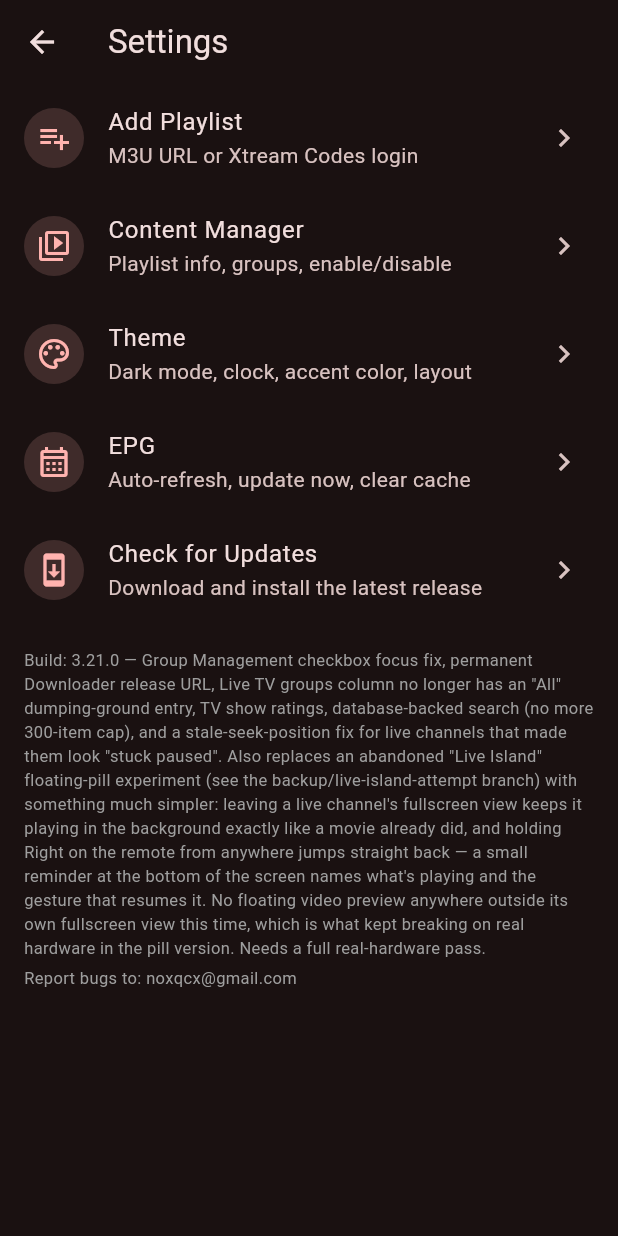
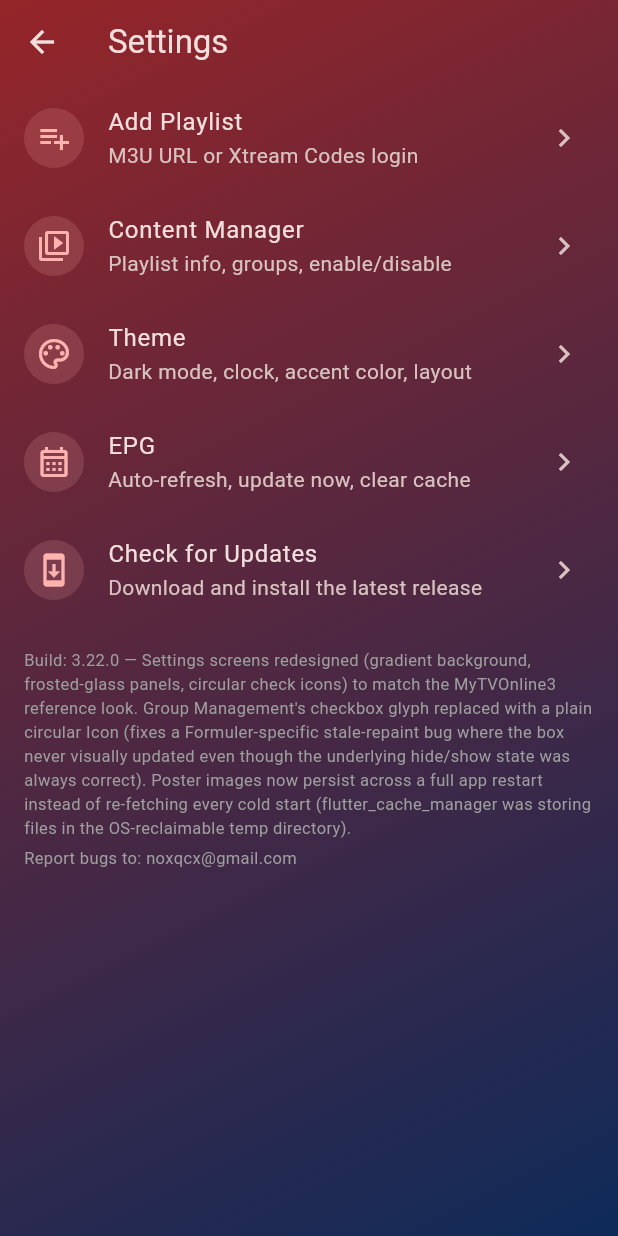
Before and after one commit to NoXqc/NoXPlayer, a Flutter app: the SettingsMenuScreen screen opened directly, on a phone screen of 412 x 824 dp. Run offline on Flutter 3.47's test engine with Material 3 defaults, Android fonts, the phone set to English and light mode, and no system bars; our stand-ins replace cached_network_image, file, flutter_cache_manager, package_info_plus, shared_preferences, sqflite and 1 more; missing offline and left inert: video_player_hdr; accounts and stored records are empty; network calls fail; statements that could not run were skipped.

Commit message:
v3.22.0: Vibrant gradient redesign for Settings + main panel, poster cache fix, checkbox repaint fix
- Every Settings screen now shares SettingsScaffold/SettingsPanel: a bright
  saturated two-color diagonal gradient (keyed off the user's chosen
  palette) behind frosted-glass panels, replacing the flat near-black
  "terminal" look, matching a MyTVOnline3 reference.
- Group Management's checkbox glyph switched to a bare circular Icon,
  fixing a Formuler-specific stale-repaint bug where the box never
  visually updated even though the underlying hide/show state was
  always correct.
- The main Live TV/Movies/TV Shows screen now reuses the same gradient
  background (was a much more muted 3-stop blend), and its live video
  preview pane gets a rounded, bordered frame instead of a plain
  hard-edged rectangle sitting directly on the gradient.
- Poster/logo images now persist across a full app restart instead of
  re-fetching every cold start: flutter_cache_manager's default
  FileSystem was storing cache files in OS-reclaimable storage while
  its own metadata index lived somewhere persistent, so they'd drift
  out of sync. A custom FileSystem rooted at a persistent directory,
  installed globally via CachedNetworkImageProvider.defaultCacheManager,
  fixes it.

Co-Authored-By: Claude Sonnet 5 <noreply@anthropic.com>
Claude-Session: https://claude.ai/code/session_01G2bMTPqaDHG9y1tft67vTr

```diff
--- a/lib/screens/settings/add_playlist_screen.dart
+++ b/lib/screens/settings/add_playlist_screen.dart
@@ -11,6 +11,7 @@ import '../../utils/tv_theme.dart';
 import '../../utils/xtream.dart';
 import '../../widgets/mode_button.dart';
 import '../../widgets/section_label.dart';
+import '../../widgets/settings_scaffold.dart';
 import '../catalog_sync_screen.dart';
 import 'group_management_screen.dart';
 
@@ -323,8 +324,8 @@ class _AddPlaylistScreenState extends State<AddPlaylistScreen> {
   Widget build(BuildContext context) {
     final playlist = context.watch<PlaylistManager>();
 
-    return withTvThemeIfNeeded(context, (context) => Scaffold(
-      appBar: AppBar(title: const Text('Add Playlist')),
+    return withTvThemeIfNeeded(context, (context) => SettingsScaffold(
+      title: 'Add Playlist',
       // No custom D-pad handling for anything but the text fields' own
       // Next/Done wiring above — see SettingsMenuScreen's doc comment for
       // why: plain Flutter default focus traversal is what actually
--- a/lib/screens/settings/check_updates_screen.dart
+++ b/lib/screens/settings/check_updates_screen.dart
@@ -3,6 +3,7 @@ import 'package:package_info_plus/package_info_plus.dart';
 
 import '../../services/app_update_service.dart';
 import '../../utils/tv_theme.dart';
+import '../../widgets/settings_scaffold.dart';
 
 /// Settings > Check for Updates — the in-app replacement for a Play Store
 /// auto-update, since this is a sideloaded app with no store distribution.
@@ -116,8 +117,8 @@ class _CheckUpdatesScreenState extends State<CheckUpdatesScreen> {
 
   @override
   Widget build(BuildContext context) {
-    return withTvThemeIfNeeded(context, (context) => Scaffold(
-      appBar: AppBar(title: const Text('Check for Updates')),
+    return withTvThemeIfNeeded(context, (context) => SettingsScaffold(
+      title: 'Check for Updates',
       body: ListView(
         padding: const EdgeInsets.all(16),
         children: [
--- a/lib/screens/settings/epg_settings_screen.dart
+++ b/lib/screens/settings/epg_settings_screen.dart
@@ -8,6 +8,7 @@ import '../../services/playlist_manager.dart';
 import '../../services/storage_service.dart';
 import '../../utils/constants.dart';
 import '../../utils/tv_theme.dart';
+import '../../widgets/settings_scaffold.dart';
 import '../catalog_sync_screen.dart';
 
 /// No custom D-pad handling — see SettingsMenuScreen's doc comment for
@@ -77,8 +78,8 @@ class _EpgSettingsScreenState extends State<EpgSettingsScreen> {
   Widget build(BuildContext context) {
     final epg = context.watch<EpgService>();
 
-    return withTvThemeIfNeeded(context, (context) => Scaffold(
-      appBar: AppBar(title: const Text('EPG')),
+    return withTvThemeIfNeeded(context, (context) => SettingsScaffold(
+      title: 'EPG',
       body: ListView(
           padding: const EdgeInsets.all(16),
           children: [
--- a/lib/screens/settings/settings_menu_screen.dart
+++ b/lib/screens/settings/settings_menu_screen.dart
@@ -2,6 +2,7 @@ import 'package:flutter/material.dart';
 
 import '../../utils/constants.dart';
 import '../../utils/tv_theme.dart';
+import '../../widgets/settings_scaffold.dart';
 import 'add_playlist_screen.dart';
 import 'check_updates_screen.dart';
 import 'content_manager_screen.dart';
@@ -28,8 +29,8 @@ class SettingsMenuScreen extends StatelessWidget {
 
   @override
   Widget build(BuildContext context) {
-    return withTvThemeIfNeeded(context, (context) => Scaffold(
-      appBar: AppBar(title: const Text('Settings')),
+    return withTvThemeIfNeeded(context, (context) => SettingsScaffold(
+      title: 'Settings',
       body: ListView(
         children: [
           _MenuTile(
--- a/lib/screens/settings/theme_screen.dart
+++ b/lib/screens/settings/theme_screen.dart
@@ -7,6 +7,7 @@ import '../../utils/constants.dart';
 import '../../utils/tv_theme.dart';
 import '../../widgets/mode_button.dart';
 import '../../widgets/section_label.dart';
+import '../../widgets/settings_scaffold.dart';
 import '../../widgets/tv_switch_list_tile.dart';
 
 /// Appearance + layout — grouped together since "what does this look like"
@@ -25,8 +26,8 @@ class ThemeScreen extends StatelessWidget {
   Widget build(BuildContext context) {
     final prefs = context.watch<AppPreferences>();
 
-    return withTvThemeIfNeeded(context, (context) => Scaffold(
-      appBar: AppBar(title: const Text('Theme')),
+    return withTvThemeIfNeeded(context, (context) => SettingsScaffold(
+      title: 'Theme',
       body: ListView(
         padding: const EdgeInsets.all(16),
         children: [
--- /dev/null
+++ b/lib/services/persistent_image_cache.dart
@@ -0,0 +1,67 @@
+import 'package:cached_network_image/cached_network_image.dart';
+// `file`'s own `FileSystem` isn't used here — just `File`/`LocalFileSystem`
+// — and it collides with flutter_cache_manager's identically-named
+// abstract class below, which is the one actually being implemented.
+import 'package:file/file.dart' hide FileSystem;
+import 'package:file/local.dart';
+import 'package:flutter_cache_manager/flutter_cache_manager.dart';
+import 'package:path/path.dart' as p;
+import 'package:path_provider/path_provider.dart';
+
+/// `CachedNetworkImage`'s own default cache manager splits its cache
+/// across two different kinds of storage in a way that quietly breaks on
+/// Android: the cache *index* (which URL maps to which file, and whether
+/// it's still fresh) lives under `getApplicationSupportDirectory()` — a
+/// location the OS never touches on its own — but the actual cached
+/// image *files* live under `getTemporaryDirectory()`, which on Android
+/// is `context.cacheDir`: storage the OS is explicitly documented to
+/// reclaim under its own judgment, independent of anything the app does,
+/// and does so more aggressively the less free storage a device has.
+///
+/// Confirmed directly on a real box: posters already fetched and shown
+/// once still had to be re-downloaded from scratch after nothing more
+/// than an ordinary force-stop/relaunch — no uninstall, no manual cache
+/// clear. The index still said "cached"; the actual file the OS had
+/// already reclaimed simply wasn't there anymore, so every poster paid
+/// its full first-load network cost again on every cold start, not just
+/// the first one ever.
+///
+/// Fix: point the cache's files at the *same* kind of storage its own
+/// index already correctly uses, so both live or die together instead of
+/// silently drifting out of sync. Installed once in main.dart, before
+/// `runApp`, as [CachedNetworkImageProvider.defaultCacheManager] — every
+/// `CachedNetworkImage` in the app already goes through that static
+/// field whenever it isn't given a `cacheManager:` of its own, so no
+/// individual call site needs to change.
+final CacheManager persistentImageCacheManager = CacheManager(
+  Config('noxplayer_posters', fileSystem: _PersistentFileSystem('noxplayer_posters')),
+);
+
+/// Identical to `flutter_cache_manager`'s own default `IOFileSystem`,
+/// except rooted at [getApplicationSupportDirectory] instead of
+/// [getTemporaryDirectory] — see this file's doc comment for why that's
+/// the one thing that actually needed to change.
+class _PersistentFileSystem implements FileSystem {
+  _PersistentFileSystem(this._cacheKey) : _fileDir = _createDirectory(_cacheKey);
+
+  final String _cacheKey;
+  final Future<Directory> _fileDir;
+
+  static Future<Directory> _createDirectory(String key) async {
+    final baseDir = await getApplicationSupportDirectory();
+    final path = p.join(baseDir.path, key);
+    const fs = LocalFileSystem();
+    final directory = fs.directory(path);
+    await directory.create(recursive: true);
+    return directory;
+  }
+
+  @override
+  Future<File> createFile(String name) async {
+    final directory = await _fileDir;
+    if (!(await directory.exists())) {
+      await _createDirectory(_cacheKey);
+    }
+    return directory.childFile(name);
+  }
+}
--- a/lib/utils/constants.dart
+++ b/lib/utils/constants.dart
@@ -34,21 +34,15 @@ class AppConstants {
   /// the user just "installed" the new file) — this reads whatever code
   /// is actually running, independent of any of that.
   static const String buildMarker =
-      '3.21.0 — Group Management checkbox focus fix, permanent '
-      'Downloader release URL, Live TV groups column no longer has an '
-      '"All" dumping-ground entry, TV show ratings, database-backed '
-      'search (no more 300-item cap), and a stale-seek-position fix '
-      'for live channels that made them look "stuck paused". Also '
-      'replaces an abandoned "Live Island" floating-pill experiment '
-      '(see the backup/live-island-attempt branch) with something much '
-      'simpler: leaving a live channel\'s fullscreen view keeps it '
-      'playing in the background exactly like a movie already did, and '
-      'holding Right on the remote from anywhere jumps straight back — '
-      'a small reminder at the bottom of the screen names what\'s '
-      'playing and the gesture that resumes it. No floating video '
-      'preview anywhere outside its own fullscreen view this time, '
-      'which is what kept breaking on real hardware in the pill '
-      'version. Needs a full real-hardware pass.';
+      '3.22.0 — Settings screens redesigned (gradient background, '
+      'frosted-glass panels, circular check icons) to match the '
+      'MyTVOnline3 reference look. Group Management\'s checkbox glyph '
+      'replaced with a plain circular Icon (fixes a Formuler-specific '
+      'stale-repaint bug where the box never visually updated even '
+      'though the underlying hide/show state was always correct). '
+      'Poster images now persist across a full app restart instead of '
+      're-fetching every cold start (flutter_cache_manager was storing '
+      'files in the OS-reclaimable temp directory).';
 
   // SharedPreferences keys.
   static const String keyM3uUrl = 'nox_m3u_url';
--- /dev/null
+++ b/lib/widgets/settings_scaffold.dart
@@ -0,0 +1,90 @@
+import 'package:flutter/material.dart';
+import 'package:provider/provider.dart';
+
+import '../services/app_preferences.dart';
+
+/// Every Settings-family screen's background used to be whatever flat,
+/// near-black surface `ThemeData.scaffoldBackgroundColor` happened to
+/// resolve to — reported directly as looking like a plain terminal,
+/// nothing like the rest of this app's own "cyberpunk" duo-tone identity
+/// (already named on [CyberpunkPalette] itself: `secondary`'s doc comment
+/// literally says "gradient partner", a use this was the first screen to
+/// actually act on). A reference screenshot of another player's Settings
+/// (bright saturated blue gradient, white pill for the focused row, no
+/// separate app-bar color break) is the direct inspiration here.
+///
+/// A `Stack` with the gradient painted behind a fully transparent
+/// `Scaffold` — rather than `Scaffold.backgroundColor` alone — so the
+/// *app bar* shares the exact same gradient instead of sitting in its own
+/// flat-colored strip above it, matching that reference's borderless
+/// look. Every Settings screen should use this instead of building its
+/// own `Scaffold` directly, the same "fix the look once, centrally"
+/// approach `SectionLabel`/`_SelectableRow` already use elsewhere.
+class SettingsScaffold extends StatelessWidget {
+  const SettingsScaffold({super.key, required this.title, required this.body, this.actions, this.bottom});
+
+  final String title;
+  final Widget body;
+  final List<Widget>? actions;
+
+  /// For screens that need a TabBar in the app bar (Group Management) —
+  /// kept optional since most Settings screens don't.
+  final PreferredSizeWidget? bottom;
+
+  @override
+  Widget build(BuildContext context) {
+    return Stack(
+      children: [
+        const Positioned.fill(child: _SettingsGradientBackground()),
+        Scaffold(
+          backgroundColor: Colors.transparent,
+          appBar: AppBar(
+            backgroundColor: Colors.transparent,
+            elevation: 0,
+            title: Text(title),
+            actions: actions,
+            bottom: bottom,
+          ),
+          body: body,
+        ),
+      ],
+    );
+  }
+}
+
+/// Standalone so [GroupManagementScreen] (which needs its own `PopScope`
+/// wrapping the whole `Scaffold`, not just this background) can paint the
+/// identical gradient without going through [SettingsScaffold] itself.
+class SettingsGradientBackground extends StatelessWidget {
+  const SettingsGradientBackground({super.key});
+
+  @override
+  Widget build(BuildContext context) => const _SettingsGradientBackground();
+}
+
+class _SettingsGradientBackground extends StatelessWidget {
+  const _SettingsGradientBackground();
+
+  @override
+  Widget build(BuildContext context) {
+    final palette = context.watch<AppPreferences>().palette;
+    return DecoratedBox(
+      decoration: BoxDecoration(
+        gradient: LinearGradient(
+          begin: Alignment.topLeft,
+          end: Alignment.bottomRight,
+          // Blended toward black rather than used at full saturation —
+          // this still has to sit *behind* plain white body text on
+          // every screen it's used on, at every point in the gradient,
+          // not just the corners. Reference image's own brightest corner
+          // reads as a fairly deep, saturated blue for exactly the same
+          // reason, not a pastel.
+          colors: [
+            Color.lerp(palette.primary, Colors.black, 0.35)!,
+            Color.lerp(palette.secondary, Colors.black, 0.65)!,
+          ],
+        ),
+      ),
+    );
+  }
+}
```
Also changed, not shown: lib/main.dart (+8 -0 lines), lib/screens/settings/content_manager_screen.dart (+19 -4 lines), lib/screens/settings/group_management_screen.dart (+21 -10 lines), lib/screens/tv_home_screen.dart (+38 -21 lines), lib/widgets/settings_panel.dart (added, +41 -0 lines), pubspec.yaml (+7 -1 lines), pubspec.lock.
